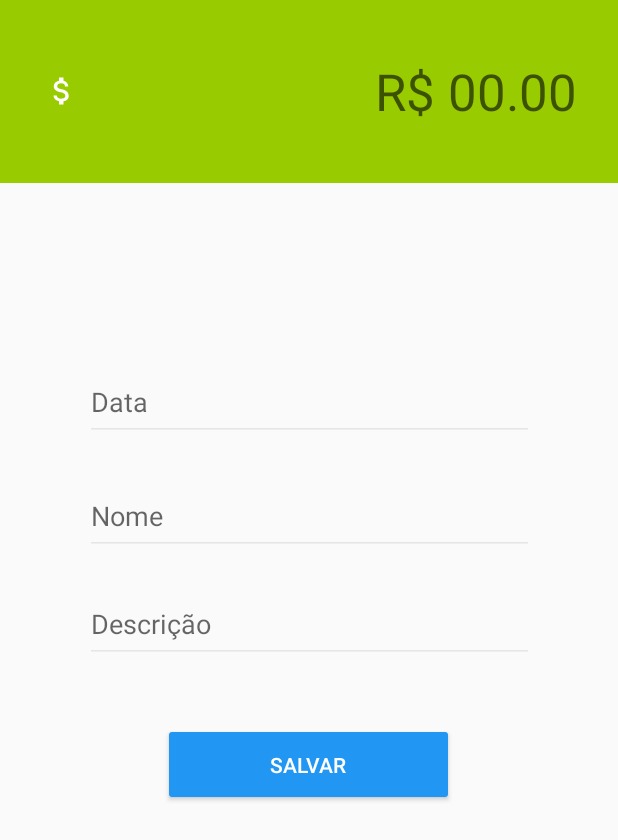
After one commit to drelocatelli/moneyProcessor_app, an Android app: the ReceitasActivity screen opened directly, with no data from a screen before it, on a phone screen of 412 x 824 dp. The commit adds this screen. Shown: the top 840 px of the screen. Run offline under Robolectric (Android 15) with nearby library versions, the phone set to English and light mode, and no system bars.

Commit message:
rolê de login

```diff
--- a/app/build.gradle
+++ b/app/build.gradle
@@ -27,6 +27,7 @@ dependencies {
     implementation 'com.squareup.okhttp3:okhttp:3.2.0'
 // https://mvnrepository.com/artifact/commons-io/commons-io
     implementation 'commons-io:commons-io:2.6'
+    implementation 'com.github.clans:fab:1.6.4'
 
     implementation fileTree(dir: 'libs', include: ['*.jar'])
     implementation 'androidx.appcompat:appcompat:1.0.2'
--- a/app/src/main/java/com/example/moneyprocessor/LoginActivity.java
+++ b/app/src/main/java/com/example/moneyprocessor/LoginActivity.java
@@ -77,7 +77,9 @@ public class LoginActivity extends AppCompatActivity {
         SharedPreferences pref = getSharedPreferences("userCache", MODE_PRIVATE);
         SharedPreferences.Editor editor = pref.edit();
         editor.putString("email", email);
-        editor.apply();
+        String nome = UserService.getNomeByEmail(email);
+        editor.putString("nome", nome);
+        editor.commit();
 
         // abre tela principal
         startActivity(new Intent(this, PrincipalActivity.class));
--- /dev/null
+++ b/app/src/main/java/com/example/moneyprocessor/ReceitasActivity.java
@@ -0,0 +1,14 @@
+package com.example.moneyprocessor;
+
+import androidx.appcompat.app.AppCompatActivity;
+
+import android.os.Bundle;
+
+public class ReceitasActivity extends AppCompatActivity {
+
+    @Override
+    protected void onCreate(Bundle savedInstanceState) {
+        super.onCreate(savedInstanceState);
+        setContentView(R.layout.activity_receitas);
+    }
+}
--- /dev/null
+++ b/app/src/main/res/drawable/ic_baseline_attach_money_24.xml
@@ -0,0 +1,5 @@
+<vector android:height="24dp" android:tint="#FFFFFF"
+    android:viewportHeight="24" android:viewportWidth="24"
+    android:width="24dp" xmlns:android="http://schemas.android.com/apk/res/android">
+    <path android:fillColor="@android:color/white" android:pathData="M11.8,10.9c-2.27,-0.59 -3,-1.2 -3,-2.15 0,-1.09 1.01,-1.85 2.7,-1.85 1.78,0 2.44,0.85 2.5,2.1h2.21c-0.07,-1.72 -1.12,-3.3 -3.21,-3.81V3h-3v2.16c-1.94,0.42 -3.5,1.68 -3.5,3.61 0,2.31 1.91,3.46 4.7,4.13 2.5,0.6 3,1.48 3,2.41 0,0.69 -0.49,1.79 -2.7,1.79 -2.06,0 -2.87,-0.92 -2.98,-2.1h-2.2c0.12,2.19 1.76,3.42 3.68,3.83V21h3v-2.15c1.95,-0.37 3.5,-1.5 3.5,-3.55 0,-2.84 -2.43,-3.81 -4.7,-4.4z"/>
+</vector>
--- /dev/null
+++ b/app/src/main/res/layout/activity_receitas.xml
@@ -0,0 +1,96 @@
+<?xml version="1.0" encoding="utf-8"?>
+<androidx.constraintlayout.widget.ConstraintLayout xmlns:android="http://schemas.android.com/apk/res/android"
+    xmlns:app="http://schemas.android.com/apk/res-auto"
+    xmlns:tools="http://schemas.android.com/tools"
+    android:layout_width="match_parent"
+    android:layout_height="match_parent"
+    tools:context=".ReceitasActivity">
+
+    <LinearLayout
+        android:id="@+id/linearLayout"
+        android:layout_width="413dp"
+        android:layout_height="122dp"
+        android:background="@android:color/holo_green_light"
+        android:orientation="vertical"
+        app:layout_constraintEnd_toEndOf="parent"
+        app:layout_constraintStart_toStartOf="parent"
+        tools:layout_editor_absoluteY="1dp">
+
+        <androidx.constraintlayout.widget.ConstraintLayout
+            android:layout_width="match_parent"
+            android:layout_height="match_parent">
+
+            <EditText
+                android:id="@+id/valueInput"
+                android:layout_width="355dp"
+                android:layout_height="46dp"
+                android:background="#00FFFFFF"
+                android:drawableLeft="@drawable/ic_baseline_attach_money_24"
+                android:drawablePadding="10dp"
+                android:ems="10"
+                android:foregroundTint="#FFFFFF"
+                android:hint="R$ 00.00"
+                android:inputType="numberDecimal"
+                android:textAlignment="textEnd"
+                android:textColor="#FFFFFF"
+                android:textSize="34sp"
+                app:layout_constraintBottom_toBottomOf="parent"
+                app:layout_constraintEnd_toEndOf="parent"
+                app:layout_constraintStart_toStartOf="parent"
+                app:layout_constraintTop_toTopOf="parent" />
+        </androidx.constraintlayout.widget.ConstraintLayout>
+    </LinearLayout>
+
+    <EditText
+        android:id="@+id/editTextTextPersonName4"
+        android:layout_width="299dp"
+        android:layout_height="52dp"
+        android:layout_marginTop="20dp"
+        android:backgroundTint="#E6E6E6"
+        android:ems="10"
+        android:hint="Descrição"
+        android:inputType="textPersonName"
+        app:layout_constraintEnd_toEndOf="parent"
+        app:layout_constraintStart_toStartOf="parent"
+        app:layout_constraintTop_toBottomOf="@+id/editTextTextPersonName3" />
+
+    <EditText
+        android:id="@+id/editTextTextPersonName2"
+        android:layout_width="299dp"
+        android:layout_height="52dp"
+        android:layout_marginTop="120dp"
+        android:backgroundTint="#FFE6E6E6"
+        android:ems="10"
+        android:hint="Data"
+        android:inputType="textPersonName"
+        app:layout_constraintEnd_toEndOf="parent"
+        app:layout_constraintStart_toStartOf="parent"
+        app:layout_constraintTop_toBottomOf="@+id/linearLayout" />
+
+    <EditText
+        android:id="@+id/editTextTextPersonName3"
+        android:layout_width="299dp"
+        android:layout_height="52dp"
+        android:layout_marginTop="24dp"
+        android:backgroundTint="#FFE6E6E6"
+        android:ems="10"
+        android:hint="Nome"
+        android:inputType="textPersonName"
+        app:layout_constraintEnd_toEndOf="parent"
+        app:layout_constraintStart_toStartOf="parent"
+        app:layout_constraintTop_toBottomOf="@+id/editTextTextPersonName2" />
+
+    <Button
+        android:id="@+id/button2"
+        android:layout_width="194dp"
+        android:layout_height="55dp"
+        android:backgroundTint="#2196F3"
+        android:text="Salvar"
+        android:textColor="#FFFFFF"
+        app:layout_constraintBottom_toBottomOf="parent"
+        app:layout_constraintEnd_toEndOf="parent"
+        app:layout_constraintHorizontal_bias="0.498"
+        app:layout_constraintStart_toStartOf="parent"
+        app:layout_constraintTop_toBottomOf="@+id/editTextTextPersonName4"
+        app:layout_constraintVertical_bias="0.123" />
+</androidx.constraintlayout.widget.ConstraintLayout>
--- a/app/src/main/res/values/strings.xml
+++ b/app/src/main/res/values/strings.xml
@@ -1,5 +1,5 @@
 <resources>
-    <string name="app_name">moneyProcessor</string>
+    <string name="app_name">Money Processor</string>
     <string name="title_activity_login">LoginActivity</string>
     <string name="prompt_email">Email</string>
     <string name="prompt_password">Password</string>
--- a/app/src/main/res/values/styles.xml
+++ b/app/src/main/res/values/styles.xml
@@ -8,4 +8,28 @@
         <item name="colorAccent">@color/colorAccent</item>
     </style>
 
+    <!-- basic theme without actionBar -->
+    <style name="despesaTheme" parent="Theme.AppCompat.Light.DarkActionBar">
+        <item name="windowActionBar">false</item>
+        <item name="windowNoTitle">true</item>
+        <item name="android:colorPrimary">@color/colorPrimary</item>
+        <item name="android:colorPrimaryDark">@color/colorPrimaryDark</item>
+    </style>
+
+    <!-- theme despesas -->
+    <style name="despesaTheme" parent="Theme.AppCompat.Light.DarkActionBar">
+        <item name="windowActionBar">false</item>
+        <item name="windowNoTitle">true</item>
+        <item name="android:colorPrimary">#ff6f00</item>
+        <item name="android:colorPrimaryDark">#c43e00</item>
+    </style>
+
+    <!-- theme receitas -->
+    <style name="receitaTheme" parent="Theme.AppCompat.Light.DarkActionBar">
+        <item name="windowActionBar">false</item>
+        <item name="windowNoTitle">true</item>
+        <item name="android:colorPrimary">#8bc34a</item>
+        <item name="android:colorPrimaryDark">#5a9216</item>
+    </style>
+
 </resources>
```
Also changed, not shown: app/src/main/AndroidManifest.xml (+10 -3 lines), app/src/main/java/com/example/moneyprocessor/DespesasActivity.java (added, +14 -0 lines), app/src/main/java/com/example/moneyprocessor/FirstFragment.java (+22 -7 lines), app/src/main/java/com/example/moneyprocessor/MainActivity.java (+19 -3 lines), app/src/main/java/com/example/moneyprocessor/PrincipalActivity.java (+24 -7 lines), app/src/main/java/com/example/moneyprocessor/Service/UserService.java (+33 -0 lines), app/src/main/res/layout/activity_despesas.xml (added, +98 -0 lines), app/src/main/res/layout/activity_principal.xml (+64 -6 lines), app/src/main/res/layout/fragment_first.xml (+4 -11 lines), app/src/main/res/drawable/lucros.png (added), app/src/main/res/drawable/money_bag.png, app/src/main/res/drawable/perda.png (added).
